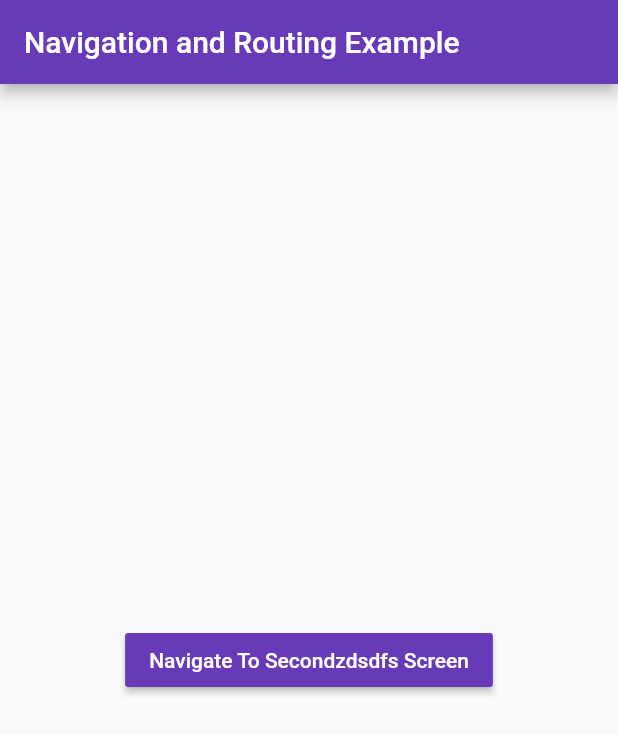
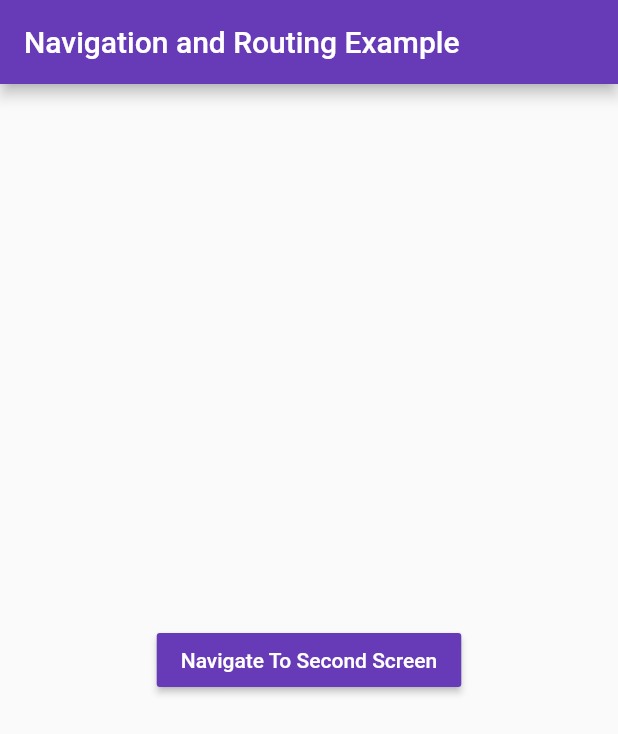
Before and after one commit to rajakann/test, a Flutter app: the screen it shows after launch, on a phone screen of 412 x 824 dp. Shown: the top 734 px of the screen. Run offline on Flutter 3.47's test engine with Material 2 defaults, Android fonts, the phone set to English and light mode, and no system bars.

Commit message:
corected spelling

```diff
--- a/lib/main.dart
+++ b/lib/main.dart
@@ -29,7 +29,7 @@ class FirstScreen extends StatelessWidget {
         child: RaisedButton(
           color: Colors.deepPurple,
           child: Text(
-            'Navigate To Secondzdsdfs Screen',
+            'Navigate To Second Screen',
             style: TextStyle(color: Colors.white),
           ),
           onPressed: () {
```
